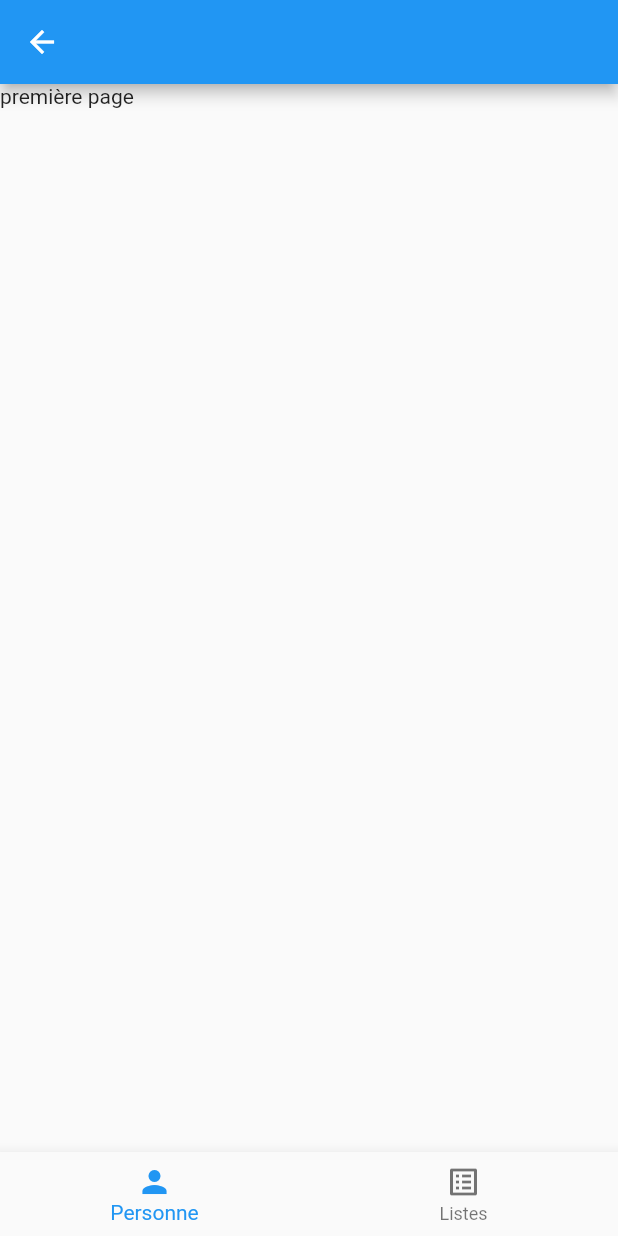
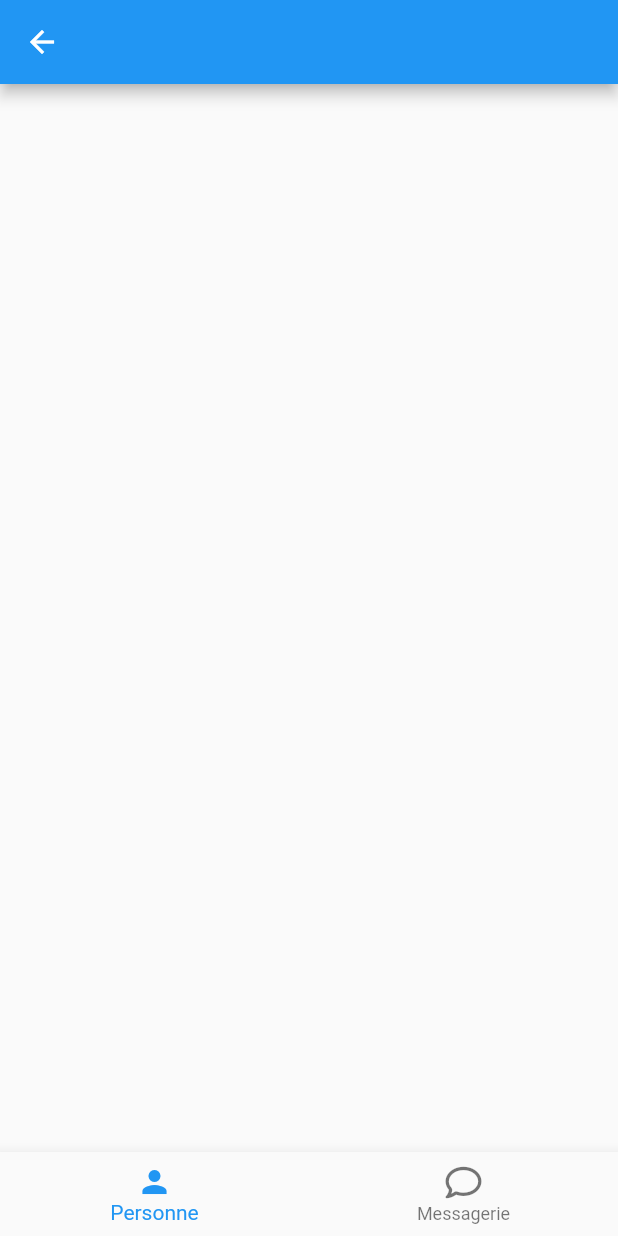
Before and after one commit to ackwrit/digitalCampus, a Flutter app: the screen it shows after launch, after a tap on "Connection", on a phone screen of 412 x 824 dp. Run offline on Flutter 3.47's test engine with Material 2 defaults, Android fonts, the phone set to English and light mode, and no system bars; our stand-ins replace font_awesome_flutter.

Commit message:
mise à jour

```diff
--- a/lib/dashboard.dart
+++ b/lib/dashboard.dart
@@ -1,7 +1,12 @@
+import 'package:firapplicationdigtitalcampus/view/list_personne.dart';
+import 'package:firapplicationdigtitalcampus/view/messagerie.dart';
 import 'package:flutter/material.dart';
+import 'package:font_awesome_flutter/font_awesome_flutter.dart';
 
 class DashBoard extends StatefulWidget {
-  const DashBoard({Key? key}) : super(key: key);
+  //attributs
+  String password;
+  DashBoard({Key? key , required String this.password}) : super(key: key);
 
   @override
   State<DashBoard> createState() => _DashBoardState();
@@ -37,8 +42,8 @@ class _DashBoardState extends State<DashBoard> {
             icon: Icon(Icons.person)
           ),
           BottomNavigationBarItem(
-              icon: Icon(Icons.list_alt),
-            label: "Listes",
+              icon: FaIcon(FontAwesomeIcons.comment),
+            label: "Messagerie",
           )
         ],
       ),
@@ -55,9 +60,9 @@ class _DashBoardState extends State<DashBoard> {
         });
 
       },
-      children: const [
-        Text("première page"),
-        Text("Deuxième page")
+      children:  [
+        ListPersonne(password: widget.password),
+        Messagerie(),
       ],
     );
   }
--- a/lib/home_page.dart
+++ b/lib/home_page.dart
@@ -10,8 +10,8 @@ class MyHome extends StatefulWidget {
 
 class _MyHomeState extends State<MyHome> {
   //variables
-  TextEditingController mail = TextEditingController();
-  TextEditingController password= TextEditingController();
+  TextEditingController mailController = TextEditingController();
+  TextEditingController passwordController= TextEditingController();
 
   @override
   Widget build(BuildContext context) {
@@ -36,14 +36,15 @@ class _MyHomeState extends State<MyHome> {
           ),
 
           TextField(
-            controller: mail,
+            controller: mailController,
             decoration: const InputDecoration(
               hintText: "Entrer votre adresse"
             ),
           ),
 
           TextField(
-            controller: password,
+            obscureText: true,
+            controller: passwordController,
             decoration: const InputDecoration(
                 hintText: "Entrer votre password"
             ),
@@ -62,7 +63,7 @@ class _MyHomeState extends State<MyHome> {
                 //naviguer vers la page dashboard
                 Navigator.push(context, MaterialPageRoute(
                     builder: (context){
-                      return DashBoard();
+                      return DashBoard(password: passwordController.text,);
                     }
                 ));
               },
--- /dev/null
+++ b/lib/librairie/constatnte.dart
@@ -0,0 +1,6 @@
+import 'package:firapplicationdigtitalcampus/model/Utilisateur.dart';
+import 'package:flutter/material.dart';
+
+enum Genre {homme,femme,licorne}
+Utilisateur monIdentite = Utilisateur.empty();
+String defaultImage = "https://firebasestorage.googleapis.com/v0/b/checkml.appspot.com/o/1227893.jpg?alt=media&token=87f021d3-973a-41cf-a527-47b9f72a827c";
--- /dev/null
+++ b/lib/view/list_personne.dart
@@ -0,0 +1,20 @@
+import 'package:flutter/material.dart';
+
+class ListPersonne extends StatefulWidget {
+  String password;
+  ListPersonne({Key? key, required String this.password}) : super(key: key);
+
+  @override
+  State<ListPersonne> createState() => _ListPersonneState();
+}
+
+class _ListPersonneState extends State<ListPersonne> {
+  @override
+  Widget build(BuildContext context) {
+    return Center(child: Text("${widget.password}",
+      style: TextStyle(
+        color: Colors.black
+      ),
+    ));
+  }
+}
--- /dev/null
+++ b/lib/view/messagerie.dart
@@ -0,0 +1,15 @@
+import 'package:flutter/material.dart';
+
+class Messagerie extends StatefulWidget {
+  const Messagerie({Key? key}) : super(key: key);
+
+  @override
+  State<Messagerie> createState() => _MessagerieState();
+}
+
+class _MessagerieState extends State<Messagerie> {
+  @override
+  Widget build(BuildContext context) {
+    return const Center(child: Text("Messagerie"));
+  }
+}
--- a/pubspec.yaml
+++ b/pubspec.yaml
@@ -35,6 +35,11 @@ dependencies:
   # The following adds the Cupertino Icons font to your application.
   # Use with the CupertinoIcons class for iOS style icons.
   cupertino_icons: ^1.0.2
+  font_awesome_flutter: ^10.4.0
+  firebase_core: ^2.6.1
+  firebase_auth: ^4.2.8
+  firebase_storage: ^11.0.13
+  cloud_firestore: ^4.4.2
 
 
 dev_dependencies:
```
Also changed, not shown: lib/model/Utilisateur.dart (added, +55 -0 lines), pubspec.lock.
